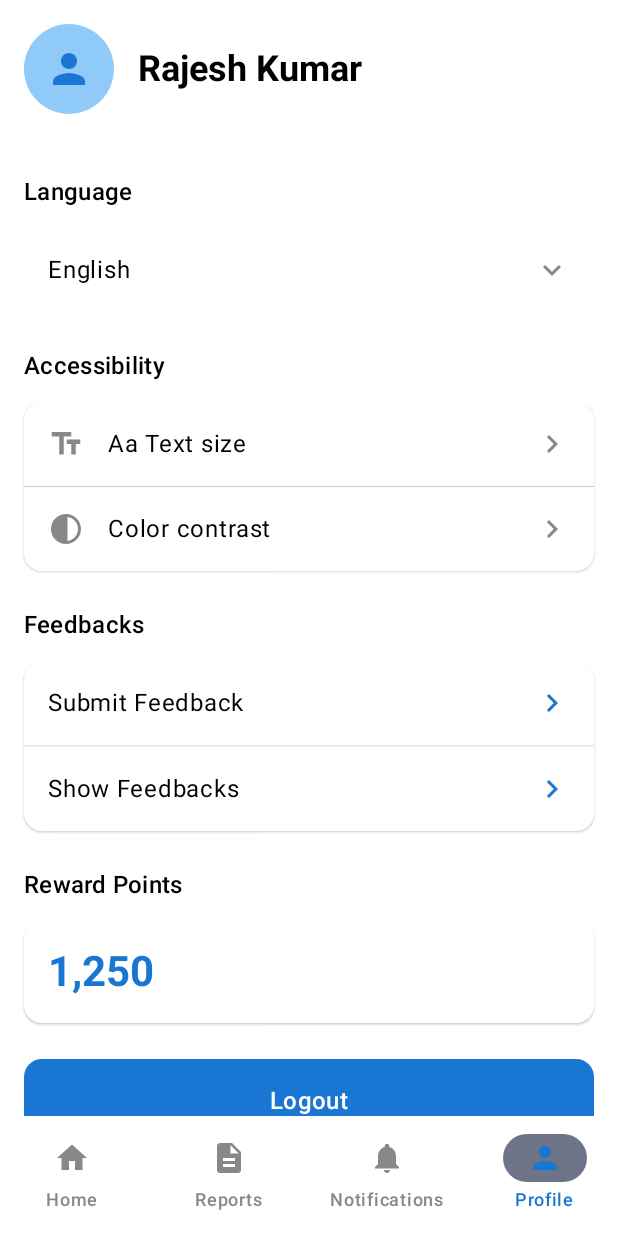
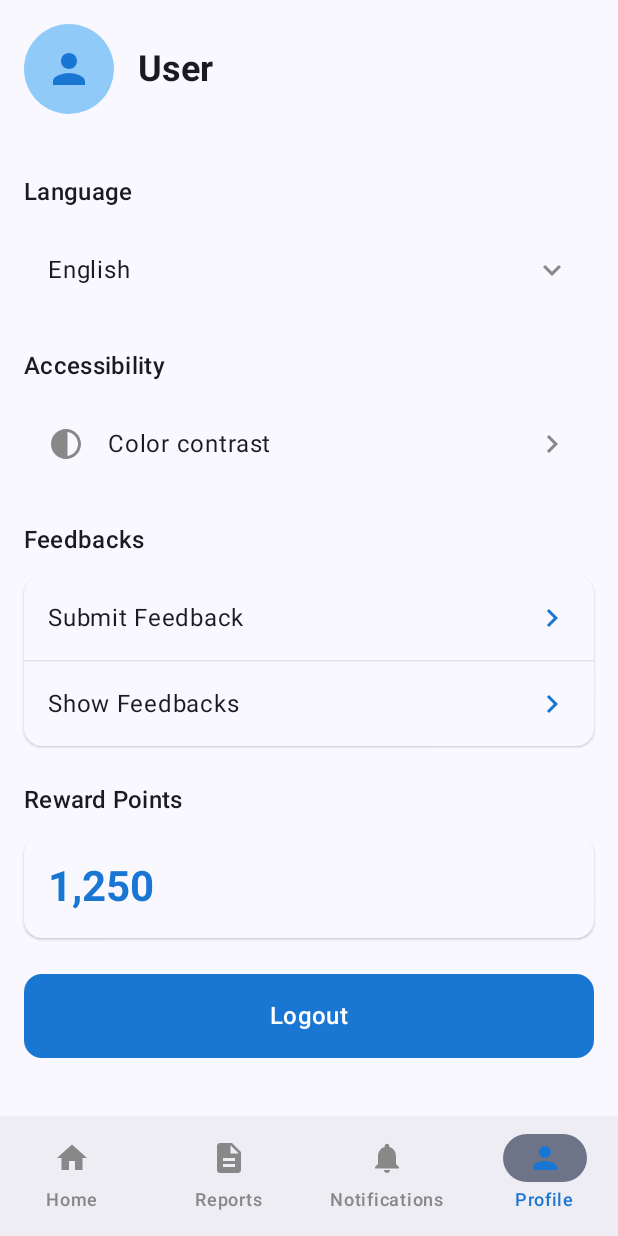
Before and after one commit to itslokesh/ReportViolation, an Android app built with Jetpack Compose: the composable DashboardScreen shown on its own in the app's theme, item 4 of the bottom bar chosen, on a phone screen of 412 x 824 dp. Run offline under Robolectric (Android 15) with nearby library versions, the phone set to English and light mode, and no system bars; network calls fail.

Commit message:
Implemented dark/light themes

```diff
--- a/app/src/main/java/com/example/reportviolation/ui/screens/dashboard/DashboardScreen.kt
+++ b/app/src/main/java/com/example/reportviolation/ui/screens/dashboard/DashboardScreen.kt
@@ -68,9 +68,7 @@ fun DashboardScreen(
 
     Scaffold(
         bottomBar = {
-            NavigationBar(
-                containerColor = Color.White
-            ) {
+            NavigationBar {
                 NavigationBarItem(
                     icon = {
                         Icon(
@@ -183,7 +181,7 @@ fun HomeTab(
         LazyColumn(
             modifier = Modifier
                 .fillMaxSize()
-                .background(LightGray)
+                .background(MaterialTheme.colorScheme.background)
                 .padding(padding)
                 .padding(16.dp)
         ) {
@@ -258,7 +256,7 @@ fun HomeTab(
                     Card(
                         modifier = Modifier.fillMaxWidth(),
                         colors = CardDefaults.cardColors(
-                            containerColor = Color.White
+                            containerColor = MaterialTheme.colorScheme.surface
                         )
                     ) {
                         Column(
@@ -269,13 +267,13 @@ fun HomeTab(
                                 text = stringResource(R.string.no_reports_yet),
                                 style = MaterialTheme.typography.titleMedium,
                                 fontWeight = FontWeight.Medium,
-                                color = Color.Gray
+                                color = MaterialTheme.colorScheme.onSurface.copy(alpha = 0.7f)
                             )
                             Spacer(modifier = Modifier.height(8.dp))
                             Text(
                                 text = stringResource(R.string.start_reporting),
                                 style = MaterialTheme.typography.bodySmall,
-                                color = Color.Gray,
+                                color = MaterialTheme.colorScheme.onSurface.copy(alpha = 0.6f),
                                 textAlign = TextAlign.Center
                             )
                         }
@@ -340,7 +338,8 @@ fun StatCard(
         colors = CardDefaults.cardColors(
             containerColor = backgroundColor
         ),
-        shape = RoundedCornerShape(12.dp)
+        shape = RoundedCornerShape(12.dp),
+        border = BorderStroke(1.dp, MaterialTheme.colorScheme.onPrimary.copy(alpha = 0.15f))
     ) {
         Column(
             modifier = Modifier
@@ -381,9 +380,10 @@ fun RecentReportItem(report: RecentReport, navController: NavController) {
                 navController.navigate("${Screen.ReportDetails.route}/${report.id}")
             },
         colors = CardDefaults.cardColors(
-            containerColor = Color.White
+            containerColor = MaterialTheme.colorScheme.surface
         ),
         shape = RoundedCornerShape(8.dp),
+        border = BorderStroke(1.dp, MaterialTheme.colorScheme.outline.copy(alpha = 0.4f)),
         elevation = CardDefaults.cardElevation(defaultElevation = 2.dp)
     ) {
         Row(
@@ -406,7 +406,7 @@ fun RecentReportItem(report: RecentReport, navController: NavController) {
                     text = getLocalizedViolationTypeName(report.violationType, context),
                     style = MaterialTheme.typography.titleMedium,
                     fontWeight = FontWeight.Medium,
-                    color = Color.Black
+                    color = MaterialTheme.colorScheme.onSurface
                 )
             }
 
@@ -414,7 +414,7 @@ fun RecentReportItem(report: RecentReport, navController: NavController) {
             Text(
                 text = formatReportRelativeIst(report.date),
                 style = MaterialTheme.typography.bodySmall,
-                color = Color.Gray
+                color = MaterialTheme.colorScheme.onSurfaceVariant
             )
         }
     }
@@ -459,7 +459,7 @@ fun ReportsTab(padding: PaddingValues, navController: NavController, initialFilt
         Column(
             modifier = Modifier
                 .fillMaxSize()
-                .background(LightGray)
+                .background(MaterialTheme.colorScheme.background)
                 .padding(padding)
         ) {
         // Header with title (matching Home tab style)
@@ -677,10 +677,10 @@ fun ReportsTab(padding: PaddingValues, navController: NavController, initialFilt
                 },
                 modifier = Modifier.weight(1f),
                 colors = ButtonDefaults.buttonColors(
-                    containerColor = if (sortOrder != "Newest First") DarkBlue else Color.White,
-                    contentColor = if (sortOrder != "Newest First") Color.White else DarkBlue
+                    containerColor = if (sortOrder != "Newest First") MaterialTheme.colorScheme.primary else MaterialTheme.colorScheme.surfaceVariant,
+                    contentColor = if (sortOrder != "Newest First") MaterialTheme.colorScheme.onPrimary else MaterialTheme.colorScheme.onSurface
                 ),
-                border = if (sortOrder != "Newest First") null else BorderStroke(1.dp, DarkBlue)
+                border = if (sortOrder != "Newest First") null else BorderStroke(1.dp, MaterialTheme.colorScheme.outline.copy(alpha = 0.5f))
             ) {
                 Row(
                     verticalAlignment = Alignment.CenterVertically,
@@ -707,10 +707,10 @@ fun ReportsTab(padding: PaddingValues, navController: NavController, initialFilt
                 },
                 modifier = Modifier.weight(1f),
                 colors = ButtonDefaults.buttonColors(
-                    containerColor = if (selectedViolationType != null) DarkBlue else Color.White,
-                    contentColor = if (selectedViolationType != null) Color.White else DarkBlue
+                    containerColor = if (selectedViolationType != null) MaterialTheme.colorScheme.primary else MaterialTheme.colorScheme.surfaceVariant,
+                    contentColor = if (selectedViolationType != null) MaterialTheme.colorScheme.onPrimary else MaterialTheme.colorScheme.onSurface
                 ),
-                border = if (selectedViolationType != null) null else BorderStroke(1.dp, DarkBlue)
+                border = if (selectedViolationType != null) null else BorderStroke(1.dp, MaterialTheme.colorScheme.outline.copy(alpha = 0.5f))
             ) {
                 Row(
                     verticalAlignment = Alignment.CenterVertically,
@@ -784,7 +784,7 @@ fun NotificationsTab(padding: PaddingValues) {
     LazyColumn(
         modifier = Modifier
             .fillMaxSize()
-            .background(LightGray)
+            .background(MaterialTheme.colorScheme.background)
             .padding(padding)
             .padding(16.dp)
     ) {
@@ -801,8 +801,9 @@ fun NotificationsTab(padding: PaddingValues) {
             Card(
                 modifier = Modifier.fillMaxWidth(),
                 colors = CardDefaults.cardColors(
-                    containerColor = Color.White
-                )
+                    containerColor = MaterialTheme.colorScheme.surface
+                ),
+                border = BorderStroke(1.dp, MaterialTheme.colorScheme.outline.copy(alpha = 0.4f))
             ) {
                 Column(
                     modifier = Modifier.padding(16.dp)
@@ -816,7 +817,7 @@ fun NotificationsTab(padding: PaddingValues) {
                     Text(
                         text = stringResource(R.string.no_reports_found),
                         style = MaterialTheme.typography.bodyMedium,
-                        color = Color.Gray
+                        color = MaterialTheme.colorScheme.onSurfaceVariant
                     )
                 }
             }
@@ -848,7 +849,7 @@ fun ProfileTab(padding: PaddingValues, navController: NavController) {
     LazyColumn(
         modifier = Modifier
             .fillMaxSize()
-            .background(Color.White)
+            .background(MaterialTheme.colorScheme.background)
             .padding(padding)
             .padding(horizontal = 16.dp),
         verticalArrangement = Arrangement.spacedBy(24.dp)
@@ -877,8 +878,7 @@ fun ProfileTab(padding: PaddingValues, navController: NavController) {
         // Accessibility Section (Text Size and Color Contrast only)
         item {
             AccessibilitySection(
-                onTextSizeClick = { /* Navigate to text size settings */ },
-                onColorContrastClick = { /* Navigate to color contrast settings */ }
+                onColorContrastClick = { com.example.reportviolation.ui.theme.ThemeController.toggle() }
             )
         }
 
@@ -953,7 +953,7 @@ fun ProfileHeader(
             text = userName,
             style = MaterialTheme.typography.headlineSmall,
             fontWeight = FontWeight.Bold,
-            color = Color.Black
+            color = MaterialTheme.colorScheme.onSurface
         )
     }
 }
@@ -975,14 +975,14 @@ fun LanguageSection(
             text = stringResource(R.string.settings_language),
             style = MaterialTheme.typography.titleMedium,
             fontWeight = FontWeight.Medium,
-            color = Color.Black,
+            color = MaterialTheme.colorScheme.onSurface,
             modifier = Modifier.padding(bottom = 12.dp)
         )
 
         // Language Selector
         Card(
             modifier = Modifier.fillMaxWidth(),
-            colors = CardDefaults.cardColors(containerColor = Color.White),
+            colors = CardDefaults.cardColors(containerColor = MaterialTheme.colorScheme.surface),
             elevation = CardDefaults.cardElevation(defaultElevation = 1.dp)
         ) {
             Column {
@@ -998,7 +998,7 @@ fun LanguageSection(
                     Text(
                         text = languageManager.getLanguageDisplayName(selectedLanguage),
                         style = MaterialTheme.typography.bodyLarge,
-                        color = Color.Black
+                        color = MaterialTheme.colorScheme.onSurface
                     )
 
                     Icon(
@@ -1025,7 +1025,7 @@ fun LanguageSection(
                             Text(
                                 text = languageManager.getLanguageDisplayName(language),
                                 style = MaterialTheme.typography.bodyMedium,
-                                color = Color.Black
+                                color = MaterialTheme.colorScheme.onSurface
                             )
 
                             if (language == selectedLanguage) {
@@ -1047,7 +1047,6 @@ fun LanguageSection(
 
 @Composable
 fun AccessibilitySection(
-    onTextSizeClick: () -> Unit,
     onColorContrastClick: () -> Unit
 ) {
     Column {
@@ -1056,25 +1055,16 @@ fun AccessibilitySection(
             text = stringResource(R.string.settings_accessibility),
             style = MaterialTheme.typography.titleMedium,
             fontWeight = FontWeight.Medium,
-            color = Color.Black,
+            color = MaterialTheme.colorScheme.onSurface,
             modifier = Modifier.padding(bottom = 12.dp)
         )
 
         Card(
             modifier = Modifier.fillMaxWidth(),
-            colors = CardDefaults.cardColors(containerColor = Color.White),
+            colors = CardDefaults.cardColors(containerColor = MaterialTheme.colorScheme.surface),
             elevation = CardDefaults.cardElevation(defaultElevation = 1.dp)
         ) {
             Column {
-                // Text Size
-                AccessibilityItem(
-                    title = stringResource(R.string.settings_text_size),
-                    icon = Icons.Default.TextFields,
-                    onClick = onTextSizeClick
-                )
-
-                Divider(color = Color.LightGray, thickness = 0.5.dp)
-
                 // Color Contrast
                 AccessibilityItem(
                     title = stringResource(R.string.settings_color_contrast),
@@ -1097,13 +1087,13 @@ fun FeedbacksSection(
             text = stringResource(com.example.reportviolation.R.string.feedbacks_title),
             style = MaterialTheme.typography.titleMedium,
             fontWeight = FontWeight.Medium,
-            color = Color.Black,
+            color = MaterialTheme.colorScheme.onSurface,
             modifier = Modifier.padding(bottom = 12.dp)
         )
 
         Card(
             modifier = Modifier.fillMaxWidth(),
-            colors = CardDefaults.cardColors(containerColor = Color.White),
+            colors = CardDefaults.cardColors(containerColor = MaterialTheme.colorScheme.surface),
             elevation = CardDefaults.cardElevation(defaultElevation = 1.dp)
         ) {
             Column {
@@ -1117,7 +1107,7 @@ fun FeedbacksSection(
                     Text(
                         text = stringResource(com.example.reportviolation.R.string.submit_feedback),
                         style = MaterialTheme.typography.bodyLarge,
-                        color = Color.Black,
+                        color = MaterialTheme.colorScheme.onSurface,
                         modifier = Modifier.weight(1f)
                     )
                     Icon(
@@ -1137,7 +1127,7 @@ fun FeedbacksSection(
                     Text(
                         text = stringResource(com.example.reportviolation.R.string.show_feedbacks),
                         style = MaterialTheme.typography.bodyLarge,
-                        color = Color.Black,
+                        color = MaterialTheme.colorScheme.onSurface,
                         modifier = Modifier.weight(1f)
                     )
                     Icon(
@@ -1176,7 +1166,7 @@ fun AccessibilityItem(
         Text(
             text = title,
             style = MaterialTheme.typography.bodyLarge,
-            color = Color.Black
+            color = MaterialTheme.colorScheme.onSurface
         )
 
         Spacer(modifier = Modifier.weight(1f))
@@ -1199,13 +1189,13 @@ fun RewardPointsSection(
             text = stringResource(R.string.settings_reward_points),
             style = MaterialTheme.typography.titleMedium,
             fontWeight = FontWeight.Medium,
-            color = Color.Black,
+            color = MaterialTheme.colorScheme.onSurface,
             modifier = Modifier.padding(bottom = 12.dp)
         )
 
         Card(
             modifier = Modifier.fillMaxWidth(),
-            colors = CardDefaults.cardColors(containerColor = Color.White),
+            colors = CardDefaults.cardColors(containerColor = MaterialTheme.colorScheme.surface),
             elevation = CardDefaults.cardElevation(defaultElevation = 1.dp)
         ) {
             Row(
@@ -1312,7 +1302,7 @@ fun LanguageConfirmationDialog(
                 )
             }
         },
-        containerColor = Color.White,
+        containerColor = MaterialTheme.colorScheme.surface,
         titleContentColor = Color.Black,
         textContentColor = Color.Black
     )
@@ -1349,8 +1339,9 @@ fun ReportCardNew(report: CitizenReportItem, navController: NavController, sourc
                 navController.navigate("${Screen.ReportDetails.route}/${report.id}?sourceTab=$sourceTab")
             },
         colors = CardDefaults.cardColors(
-            containerColor = Color.White
+            containerColor = MaterialTheme.colorScheme.surface
         ),
+        border = BorderStroke(1.dp, MaterialTheme.colorScheme.outline.copy(alpha = 0.4f)),
         elevation = CardDefaults.cardElevation(defaultElevation = 2.dp)
     ) {
         Row(
@@ -1368,7 +1359,7 @@ fun ReportCardNew(report: CitizenReportItem, navController: NavController, sourc
                     text = report.violationTypes?.joinToString(", ") ?: "Report #${report.id}",
                     style = MaterialTheme.typography.titleMedium,
                     fontWeight = FontWeight.Bold,
-                    color = Color.Black
+                    color = MaterialTheme.colorScheme.onSurface
                 )
 
                 Spacer(modifier = Modifier.height(4.dp))
@@ -1377,7 +1368,7 @@ fun ReportCardNew(report: CitizenReportItem, navController: NavController, sourc
                 Text(
                     text = displayTime,
                     style = MaterialTheme.typography.bodyMedium,
-                    color = Color.Gray
+                    color = MaterialTheme.colorScheme.onSurfaceVariant
                 )
             }
 
--- a/app/src/main/java/com/example/reportviolation/ui/screens/reports/ReportDetailsScreen.kt
+++ b/app/src/main/java/com/example/reportviolation/ui/screens/reports/ReportDetailsScreen.kt
@@ -198,7 +198,7 @@ fun ReportDetailsContent(
     Column(
         modifier = modifier
             .fillMaxSize()
-            .background(Color(0xFFF5F5F5))
+            .background(MaterialTheme.colorScheme.background)
             .verticalScroll(rememberScrollState())
     ) {
         // Incident Visual Section
--- a/app/src/main/java/com/example/reportviolation/ui/screens/settings/SettingsViewModel.kt
+++ b/app/src/main/java/com/example/reportviolation/ui/screens/settings/SettingsViewModel.kt
@@ -13,7 +13,7 @@ import kotlinx.coroutines.flow.update
 import kotlinx.coroutines.launch
 
 data class SettingsUiState(
-    val userName: String = "Rajesh Kumar",
+    val userName: String = "User",
     val selectedLanguage: String = "English",
     val showLanguageDropdown: Boolean = false,
     val governmentNotifications: Boolean = true,
--- a/app/src/main/java/com/example/reportviolation/ui/theme/Theme.kt
+++ b/app/src/main/java/com/example/reportviolation/ui/theme/Theme.kt
@@ -8,7 +8,7 @@ import androidx.compose.material3.darkColorScheme
 import androidx.compose.material3.dynamicDarkColorScheme
 import androidx.compose.material3.dynamicLightColorScheme
 import androidx.compose.material3.lightColorScheme
-import androidx.compose.runtime.Composable
+import androidx.compose.runtime.*
 import androidx.compose.ui.graphics.Color
 import androidx.compose.ui.platform.LocalContext
 
@@ -40,7 +40,7 @@ private val LightColorScheme = lightColorScheme(
 
 @Composable
 fun ReportViolationTheme(
-    darkTheme: Boolean = isSystemInDarkTheme(),
+    darkTheme: Boolean = ThemeController.isDarkTheme.value ?: isSystemInDarkTheme(),
     // Dynamic color is available on Android 12+
     dynamicColor: Boolean = true,
     content: @Composable () -> Unit
@@ -61,3 +61,16 @@ fun ReportViolationTheme(
         content = content
     )
 }
+
+object ThemeController {
+    // null means follow system; true/false force a mode
+    val isDarkTheme: MutableState<Boolean?> = mutableStateOf(null)
+    fun toggle() {
+        val current = isDarkTheme.value
+        isDarkTheme.value = when (current) {
+            null -> true
+            true -> false
+            false -> null
+        }
+    }
+}
```
